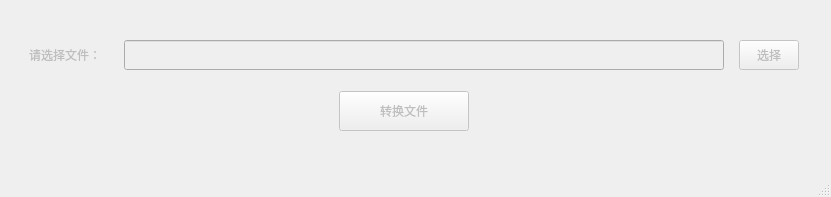
Before: the Qt Designer form main.ui in ranvane/pdf4ofd, drawn with Qt 5.
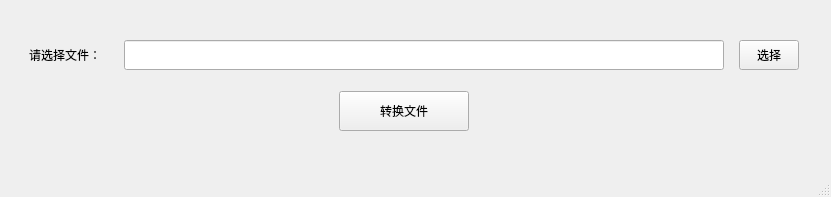
After: the same form once the commit is applied.

Patch:
```diff
--- a/main.ui
+++ b/main.ui
@@ -3,7 +3,7 @@
  <class>MainWindow</class>
  <widget class="QMainWindow" name="MainWindow">
   <property name="enabled">
-   <bool>false</bool>
+   <bool>true</bool>
   </property>
   <property name="geometry">
    <rect>
@@ -98,7 +98,7 @@
      </item>
     </layout>
    </widget>
-   <widget class="QWidget" name="">
+   <widget class="QWidget" name="layoutWidget">
     <property name="geometry">
      <rect>
       <x>250</x>
```
Left out of the diff: 4 changed lines with no effect on the pictures.
